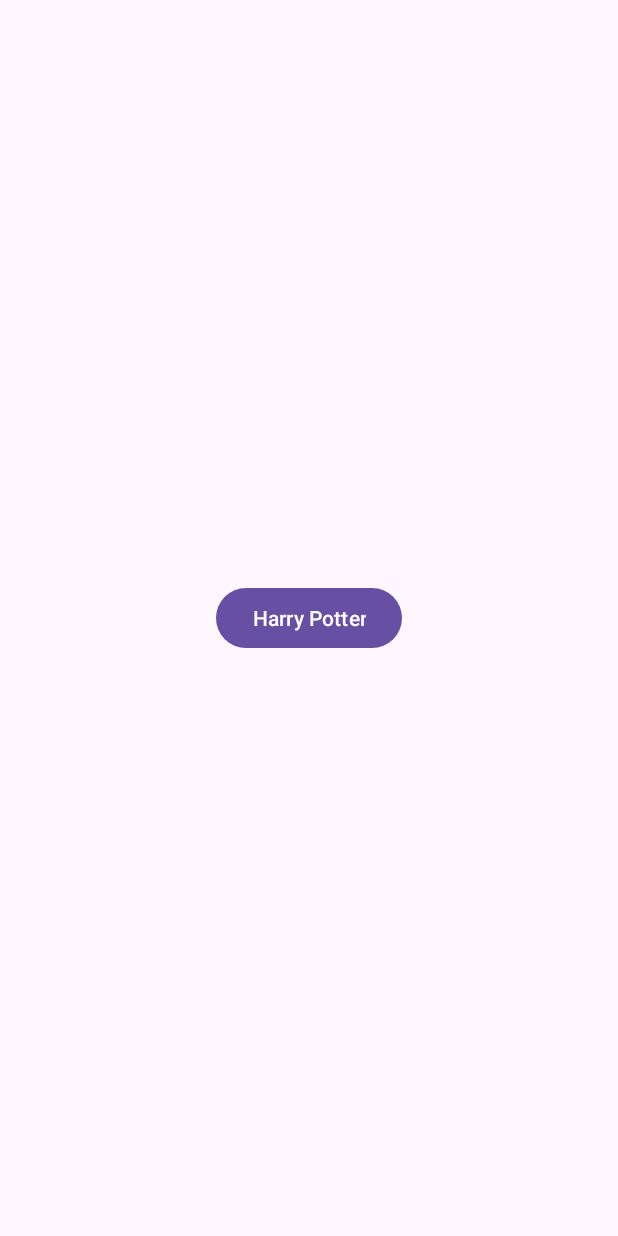
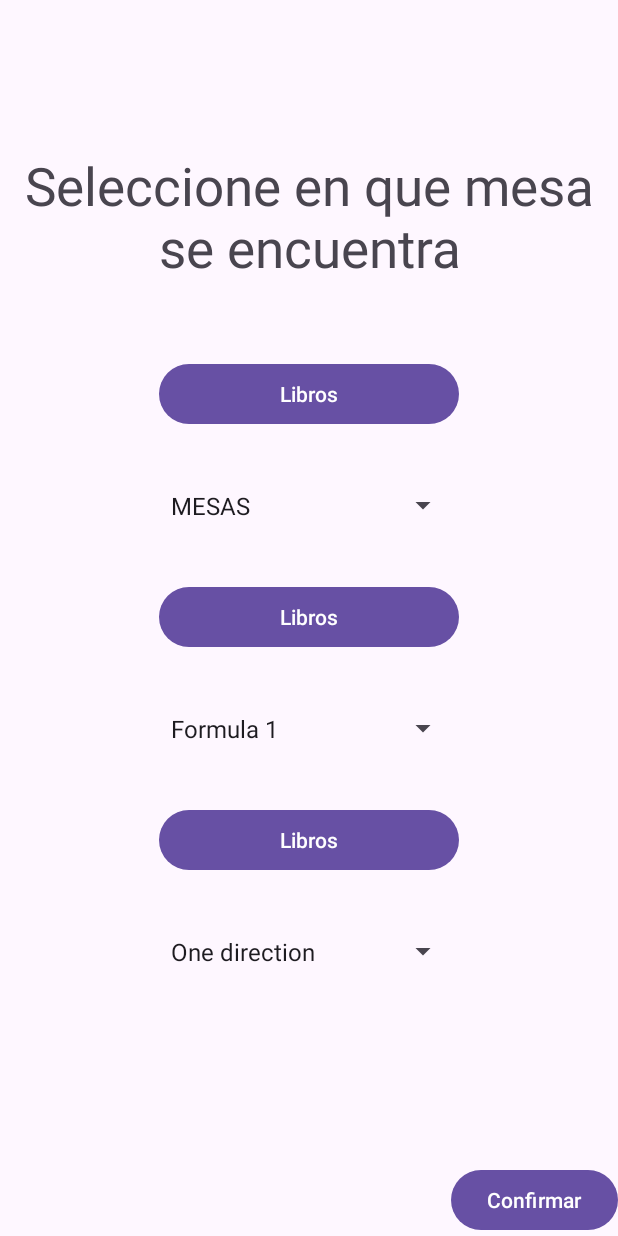
Before and after one commit to NotSureAbout15/cafe, an Android app: the IniciarMesa screen opened directly, with no data from a screen before it, on a phone screen of 412 x 824 dp. Run offline under Robolectric (Android 15) with nearby library versions, the phone set to English and light mode, and no system bars; our stand-ins replace Volley.

Commit message:
Creados spinners de áreas y hecho que botón realice la petición

```diff
--- a/CafeFront/app/src/main/java/com/example/cafefront/Login.java
+++ b/CafeFront/app/src/main/java/com/example/cafefront/Login.java
@@ -133,7 +133,7 @@
 
                             if (statusCode == 404) {
                                 Toast.makeText(context, "Usuario no encontrado", Toast.LENGTH_SHORT).show();
-                            } else if (statusCode == 401) {
+                            } else if (statusCode == 409) {
                                 Toast.makeText(context, "Contraseña incorrecta", Toast.LENGTH_SHORT).show();
                             } else {
                                 Toast.makeText(context, "Error: " + errorMessage, Toast.LENGTH_SHORT).show();
--- a/CafeFront/app/src/main/res/layout/activity_iniciar_mesa.xml
+++ b/CafeFront/app/src/main/res/layout/activity_iniciar_mesa.xml
@@ -7,14 +7,84 @@
     android:layout_height="match_parent"
     tools:context=".IniciarMesa">
 
+    <TextView
+        android:id="@+id/titulo"
+        android:layout_width="wrap_content"
+        android:layout_height="wrap_content"
+        android:text="Seleccione en que mesa se encuentra"
+        android:textSize="35dp"
+        android:textAlignment="center"
+        android:layout_marginTop="100dp"
+        app:layout_constraintTop_toTopOf="parent"
+        app:layout_constraintStart_toStartOf="parent"
+        app:layout_constraintEnd_toEndOf="parent"/>
+
+    <Button
+        android:id="@+id/zona_libros"
+        android:layout_width="200dp"
+        android:layout_height="wrap_content"
+        android:text="Libros"
+        android:layout_marginTop="50dp"
+        app:layout_constraintTop_toBottomOf="@id/titulo"
+        app:layout_constraintStart_toStartOf="parent"
+        app:layout_constraintEnd_toEndOf="parent"/>
+
+    <Spinner
+        android:id="@+id/spinner_libros"
+        android:layout_width="200dp"
+        android:layout_height="50dp"
+        android:entries="@array/libros"
+        android:layout_marginTop="25dp"
+        app:layout_constraintTop_toBottomOf="@id/zona_libros"
+        app:layout_constraintStart_toStartOf="parent"
+        app:layout_constraintEnd_toEndOf="parent"/>
+
+    <Button
+        android:id="@+id/zona_deportes"
+        android:layout_width="200dp"
+        android:layout_height="wrap_content"
+        android:text="Libros"
+        android:layout_marginTop="25dp"
+        app:layout_constraintTop_toBottomOf="@id/spinner_libros"
+        app:layout_constraintStart_toStartOf="parent"
+        app:layout_constraintEnd_toEndOf="parent"/>
+
+    <Spinner
+        android:id="@+id/spinner_deportes"
+        android:layout_width="200dp"
+        android:layout_height="50dp"
+        android:entries="@array/deportes"
+        android:layout_marginTop="25dp"
+        app:layout_constraintTop_toBottomOf="@id/zona_deportes"
+        app:layout_constraintStart_toStartOf="parent"
+        app:layout_constraintEnd_toEndOf="parent"/>
+
+    <Button
+        android:id="@+id/zona_musica"
+        android:layout_width="200dp"
+        android:layout_height="wrap_content"
+        android:text="Libros"
+        android:layout_marginTop="25dp"
+        app:layout_constraintTop_toBottomOf="@id/spinner_deportes"
+        app:layout_constraintStart_toStartOf="parent"
+        app:layout_constraintEnd_toEndOf="parent"/>
+
+    <Spinner
+        android:id="@+id/spinner_musica"
+        android:layout_width="200dp"
+        android:layout_height="50dp"
+        android:entries="@array/musica"
+        android:layout_marginTop="25dp"
+        app:layout_constraintTop_toBottomOf="@id/zona_musica"
+        app:layout_constraintStart_toStartOf="parent"
+        app:layout_constraintEnd_toEndOf="parent"/>
+
     <Button
         android:id="@+id/harry_potter"
         android:layout_width="wrap_content"
         android:layout_height="wrap_content"
-        android:text="Harry Potter"
-        app:layout_constraintTop_toTopOf="parent"
+        android:text="Confirmar"
         app:layout_constraintBottom_toBottomOf="parent"
-        app:layout_constraintStart_toStartOf="parent"
         app:layout_constraintEnd_toEndOf="parent"/>
 
 </androidx.constraintlayout.widget.ConstraintLayout>
--- /dev/null
+++ b/CafeFront/app/src/main/res/values/arrays.xml
@@ -0,0 +1,21 @@
+<?xml version="1.0" encoding="utf-8"?>
+<resources>
+    <string-array name="libros">
+        <item>MESAS</item>
+        <item>Harry Potter</item>
+        <item>Disney</item>
+        <item>Desdentao</item>
+    </string-array>
+
+    <string-array name="deportes">
+        <item>Formula 1</item>
+        <item>Fútbol</item>
+        <item>Tennis</item>
+    </string-array>
+
+    <string-array name="musica">
+        <item>One direction</item>
+        <item>El canto del loco</item>
+        <item>Nirvana</item>
+    </string-array>
+</resources>
```
Also changed, not shown: CafeFront/app/src/main/java/com/example/cafefront/IniciarMesa.java (+55 -1 lines), 2 other files.
